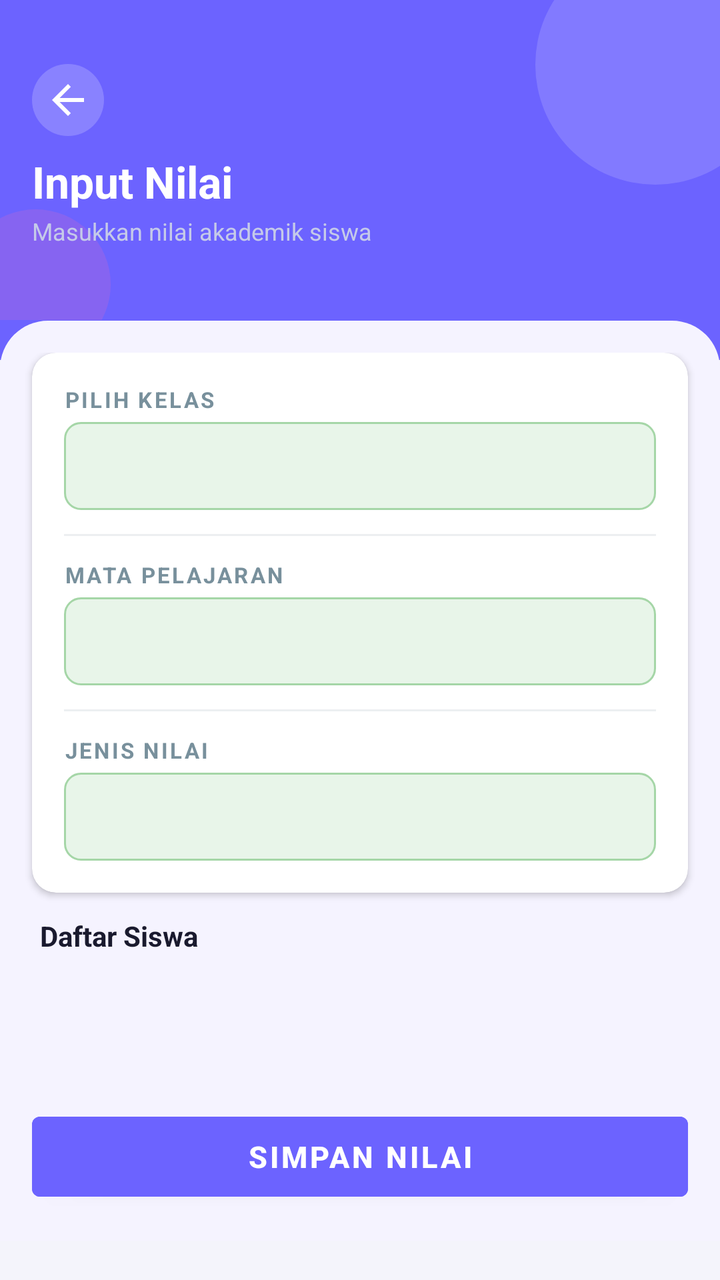
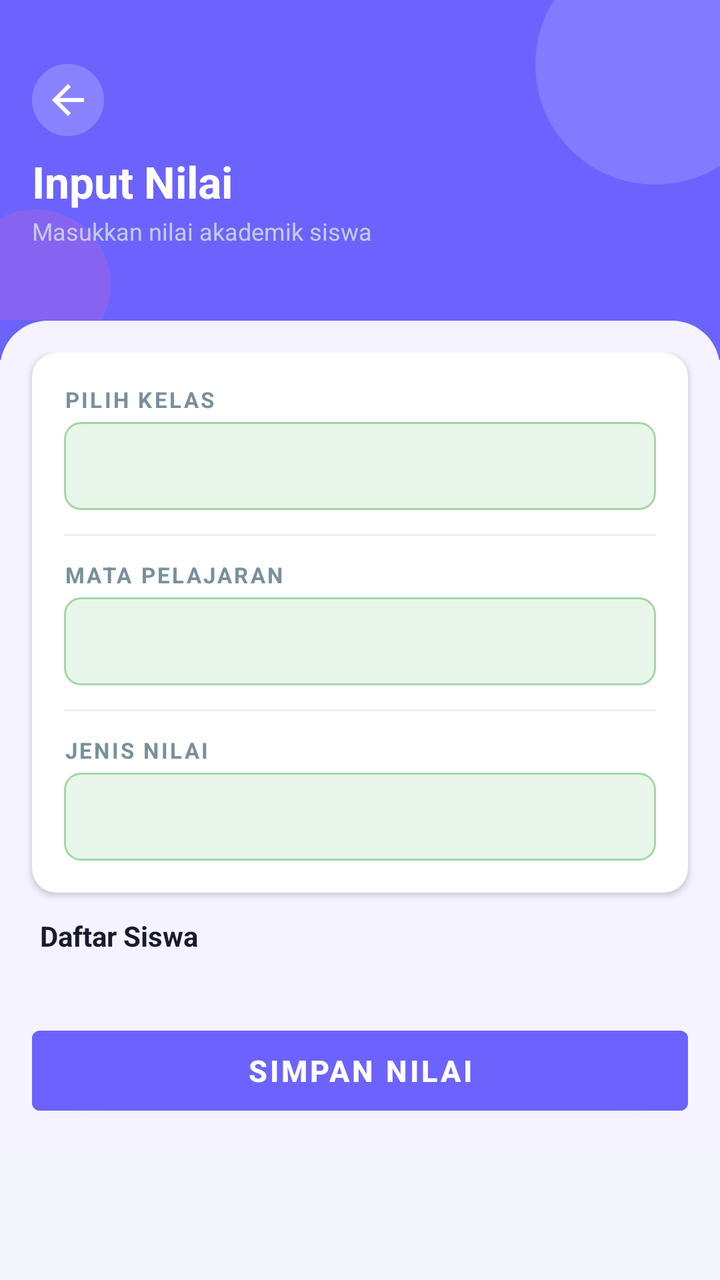

The first picture is an Android layout as it rendered before a commit; the second is the same layout after the commit. The layout source and the unified diff follow.
<!-- AndroidManifest.xml: application theme Theme.Elearning_SD_Negeri_Sukorame_1 -->
<!-- res/layout/fragment_guru_input_nilai.xml -->
<?xml version="1.0" encoding="utf-8"?>
<LinearLayout xmlns:android="http://schemas.android.com/apk/res/android"
    xmlns:app="http://schemas.android.com/apk/res-auto"
    android:layout_width="match_parent"
    android:layout_height="match_parent"
    android:orientation="vertical"
    android:background="@color/bg_light">

    <FrameLayout
        android:layout_width="match_parent"
        android:layout_height="160dp"
        android:background="@color/primary_purple">

        <View
            android:layout_width="120dp"
            android:layout_height="120dp"
            android:layout_gravity="top|end"
            android:layout_marginTop="-28dp"
            android:layout_marginEnd="-28dp"
            android:background="@drawable/bg_circle_light_blue"
            android:alpha="0.15"/>

        <View
            android:layout_width="75dp"
            android:layout_height="75dp"
            android:layout_gravity="bottom|start"
            android:layout_marginStart="-20dp"
            android:layout_marginBottom="-20dp"
            android:background="@drawable/bg_circle_pink"
            android:alpha="0.18"/>

        <LinearLayout
            android:layout_width="match_parent"
            android:layout_height="match_parent"
            android:orientation="vertical"
            android:gravity="center_vertical"
            android:paddingStart="16dp"
            android:paddingEnd="24dp"
            android:paddingTop="16dp"
            android:paddingBottom="20dp">

            <ImageButton
                android:id="@+id/btnBack"
                android:layout_width="36dp"
                android:layout_height="36dp"
                android:src="@drawable/ic_back"
                android:background="@drawable/bg_pill_white_alpha"
                android:padding="8dp"
                app:tint="@color/on_header_title"
                android:contentDescription="Kembali"/>

            <TextView
                android:layout_width="wrap_content"
                android:layout_height="wrap_content"
                android:layout_marginTop="8dp"
                android:text="Input Nilai"
                android:textColor="@color/on_header_title"
                android:textSize="22sp"
                android:textStyle="bold"
                android:fontFamily="sans-serif-rounded"/>

            <TextView
                android:layout_width="wrap_content"
                android:layout_height="wrap_content"
                android:layout_marginTop="2dp"
                android:text="Masukkan nilai akademik siswa"
                android:textColor="@color/admin_header_chip"
                android:textSize="12sp"
                android:fontFamily="sans-serif-rounded"/>

        </LinearLayout>
    </FrameLayout>

    <View
        android:layout_width="match_parent"
        android:layout_height="20dp"
        android:background="@color/primary_purple"/>

    <LinearLayout
        android:layout_width="match_parent"
        android:layout_height="0dp"
        android:layout_weight="1"
        android:orientation="vertical"
        android:background="@drawable/bg_body_rounded_top"
        android:layout_marginTop="-20dp"
        android:paddingTop="16dp">

        <androidx.cardview.widget.CardView
            android:layout_width="match_parent"
            android:layout_height="wrap_content"
            android:layout_marginHorizontal="16dp"
            android:layout_marginBottom="12dp"
            app:cardCornerRadius="12dp"
            app:cardElevation="2dp"
            app:cardBackgroundColor="@color/card_bg">

            <LinearLayout
                android:layout_width="match_parent"
                android:layout_height="wrap_content"
                android:orientation="vertical"
                android:padding="16dp">

                <TextView
                    android:id="@+id/labelKelas"
                    android:layout_width="wrap_content"
                    android:layout_height="wrap_content"
                    android:text="PILIH KELAS"
                    android:textColor="@color/item_secondary_text"
                    android:textSize="11sp"
                    android:letterSpacing="0.1"
                    android:textStyle="bold" />

                <Spinner
                    android:id="@+id/spinnerKelas"
                    android:layout_width="match_parent"
                    android:layout_height="44dp"
                    android:layout_marginTop="4dp"
                    android:background="@drawable/bg_spinner_status"
                    android:paddingStart="8dp" />

                <View
                    android:id="@+id/dividerKelas"
                    android:layout_width="match_parent"
                    android:layout_height="1dp"
                    android:layout_marginTop="12dp"
                    android:layout_marginBottom="12dp"
                    android:background="@color/stat_box_bg" />

                <TextView
                    android:layout_width="wrap_content"
                    android:layout_height="wrap_content"
                    android:text="MATA PELAJARAN"
                    android:textColor="@color/item_secondary_text"
                    android:textSize="11sp"
                    android:letterSpacing="0.1"
                    android:textStyle="bold" />

                <Spinner
                    android:id="@+id/spinnerMapel"
                    android:layout_width="match_parent"
                    android:layout_height="44dp"
                    android:layout_marginTop="4dp"
                    android:background="@drawable/bg_spinner_status"
                    android:paddingStart="8dp" />

                <View
                    android:layout_width="match_parent"
                    android:layout_height="1dp"
                    android:layout_marginTop="12dp"
                    android:layout_marginBottom="12dp"
                    android:background="@color/stat_box_bg" />

                <TextView
                    android:layout_width="wrap_content"
                    android:layout_height="wrap_content"
                    android:text="JENIS NILAI"
                    android:textColor="@color/item_secondary_text"
                    android:textSize="11sp"
                    android:letterSpacing="0.1"
                    android:textStyle="bold" />

                <Spinner
                    android:id="@+id/spinnerJenisNilai"
                    android:layout_width="match_parent"
                    android:layout_height="44dp"
                    android:layout_marginTop="4dp"
                    android:background="@drawable/bg_spinner_status"
                    android:paddingStart="8dp" />
            </LinearLayout>
        </androidx.cardview.widget.CardView>

        <TextView
            android:layout_width="wrap_content"
            android:layout_height="wrap_content"
            android:layout_marginStart="20dp"
            android:layout_marginBottom="8dp"
            android:text="Daftar Siswa"
            android:textColor="@color/text_dark"
            android:textSize="14sp"
            android:textStyle="bold"
            android:fontFamily="sans-serif-rounded" />

        <androidx.recyclerview.widget.RecyclerView
            android:id="@+id/rvInputNilai"
            android:layout_width="match_parent"
            android:layout_height="0dp"
            android:layout_weight="1"
            android:clipToPadding="false"
            android:paddingHorizontal="16dp"
            android:paddingBottom="8dp" />

        <Button
            android:id="@+id/btnSimpanNilai"
            android:layout_width="match_parent"
            android:layout_height="52dp"
            android:layout_margin="16dp"
            android:backgroundTint="@color/primary_purple"
            android:text="Simpan Nilai"
            android:textColor="@color/on_header_title"
            android:textSize="15sp"
            android:textStyle="bold" />

    </LinearLayout>
</LinearLayout>
<!-- resources referenced by this layout -->
<resources>
  <color name="admin_header_chip">#C5CAE9</color>
  <color name="bg_light">#F4F4FB</color>
  <color name="card_bg">#FFFFFF</color>
  <color name="item_secondary_text">#78909C</color>
  <color name="on_header_title">#FFFFFF</color>
  <color name="primary_purple">#6C63FF</color>
  <color name="stat_box_bg">#ECEFF1</color>
  <color name="text_dark">#1A1A2E</color>
  <!-- drawable bg_body_rounded_top (drawable) -->
  <?xml version="1.0" encoding="utf-8"?>
  <shape xmlns:android="http://schemas.android.com/apk/res/android"
      android:shape="rectangle">
      <solid android:color="#F5F3FF"/>
      <corners
          android:topLeftRadius="24dp"
          android:topRightRadius="24dp"/>
  </shape>
  <!-- drawable bg_circle_light_blue (drawable) -->
  <?xml version="1.0" encoding="utf-8"?>
  <shape xmlns:android="http://schemas.android.com/apk/res/android"
      android:shape="oval">
      <solid android:color="#FFFFFF" />
  </shape>
  <!-- drawable bg_circle_pink (drawable) -->
  <?xml version="1.0" encoding="utf-8"?>
  <shape xmlns:android="http://schemas.android.com/apk/res/android"
      android:shape="oval">
      <solid android:color="#FF6EB4" />
  </shape>
  <!-- drawable bg_pill_white_alpha (drawable) -->
  <?xml version="1.0" encoding="utf-8"?>
  <shape xmlns:android="http://schemas.android.com/apk/res/android"
      android:shape="rectangle">
      <solid android:color="#33FFFFFF" />
      <corners android:radius="20dp" />
  </shape>
  <!-- drawable bg_spinner_status (drawable) -->
  <?xml version="1.0" encoding="utf-8"?>
  <shape xmlns:android="http://schemas.android.com/apk/res/android"
      android:shape="rectangle">
      <solid android:color="#E8F5E9" />
      <stroke
          android:width="1dp"
          android:color="#A5D6A7" />
      <corners android:radius="8dp" />
  </shape>
  <!-- drawable ic_back (drawable) -->
  <vector xmlns:android="http://schemas.android.com/apk/res/android"
      android:width="24dp"
      android:height="24dp"
      android:viewportWidth="24"
      android:viewportHeight="24">
    <path
        android:fillColor="#FF000000"
        android:pathData="M20,11H7.83l5.59,-5.59L12,4l-8,8 8,8 1.41,-1.41L7.83,13H20V11z"/>
  </vector>
  <style name="Theme.Elearning_SD_Negeri_Sukorame_1" parent="Theme.MaterialComponents.DayNight.NoActionBar">
          <item name="colorPrimary">@color/primary_purple</item>
          <item name="colorPrimaryVariant">@color/primary_purple_light</item>
          <item name="colorOnPrimary">@color/white</item>
          <item name="colorSecondary">@color/teal_200</item>
          <item name="colorOnSecondary">@color/black</item>
          <item name="colorSurface">@color/card_bg</item>
          <item name="colorOnSurface">@color/text_dark</item>
          <item name="android:colorBackground">@color/bg_light</item>
          <item name="android:textColorPrimary">@color/text_dark</item>
          <item name="android:textColorSecondary">@color/text_gray</item>
          <item name="android:textColorHint">@color/text_hint</item>
          <item name="android:statusBarColor">@color/bg_light</item>
          <item name="android:navigationBarColor">@color/bg_light</item>
          <item name="android:windowLightStatusBar" tools:targetApi="23">true</item>
          <item name="cardBackgroundColor">@color/card_bg</item>
          <item name="cardCornerRadius">16dp</item>
          <item name="colorControlNormal">@color/text_hint</item>
          <item name="colorControlActivated">@color/primary_purple</item>
          <item name="colorControlHighlight">@color/light_purple</item>
          <item name="android:listDivider">@color/divider_color</item>
      </style>
  <color name="primary_purple_light">#9B94FF</color>
  <color name="white">#FFFFFFFF</color>
  <color name="teal_200">#FF03DAC5</color>
  <color name="black">#FF000000</color>
  <color name="text_gray">#5C5F72</color>
  <color name="text_hint">#9E9EB8</color>
  <color name="light_purple">#E7E6FF</color>
  <color name="divider_color">#DCDCE8</color>
</resources>

<!-- the commit's change to res/layout/fragment_guru_input_nilai.xml (unified diff, before → after) -->
@@ -1,204 +1,208 @@
 <?xml version="1.0" encoding="utf-8"?>
-<LinearLayout xmlns:android="http://schemas.android.com/apk/res/android"
+<androidx.core.widget.NestedScrollView xmlns:android="http://schemas.android.com/apk/res/android"
     xmlns:app="http://schemas.android.com/apk/res-auto"
     android:layout_width="match_parent"
     android:layout_height="match_parent"
-    android:orientation="vertical"
+    android:fillViewport="true"
     android:background="@color/bg_light">
 
-    <FrameLayout
+    <LinearLayout
         android:layout_width="match_parent"
-        android:layout_height="160dp"
-        android:background="@color/primary_purple">
+        android:layout_height="wrap_content"
+        android:orientation="vertical">
+
+        <FrameLayout
+            android:layout_width="match_parent"
+            android:layout_height="160dp"
+            android:background="@color/primary_purple">
+
+            <View
+                android:layout_width="120dp"
+                android:layout_height="120dp"
+                android:layout_gravity="top|end"
+                android:layout_marginTop="-28dp"
+                android:layout_marginEnd="-28dp"
+                android:background="@drawable/bg_circle_light_blue"
+                android:alpha="0.15"/>
+
+            <View
+                android:layout_width="75dp"
+                android:layout_height="75dp"
+                android:layout_gravity="bottom|start"
+                android:layout_marginStart="-20dp"
+                android:layout_marginBottom="-20dp"
+                android:background="@drawable/bg_circle_pink"
+                android:alpha="0.18"/>
+
+            <LinearLayout
+                android:layout_width="match_parent"
+                android:layout_height="match_parent"
+                android:orientation="vertical"
+                android:gravity="center_vertical"
+                android:paddingStart="16dp"
+                android:paddingEnd="24dp"
+                android:paddingTop="16dp"
+                android:paddingBottom="20dp">
+
+                <ImageButton
+                    android:id="@+id/btnBack"
+                    android:layout_width="36dp"
+                    android:layout_height="36dp"
+                    android:src="@drawable/ic_back"
+                    android:background="@drawable/bg_pill_white_alpha"
+                    android:padding="8dp"
+                    app:tint="@color/on_header_title"
+                    android:contentDescription="Kembali"/>
+
+                <TextView
+                    android:layout_width="wrap_content"
+                    android:layout_height="wrap_content"
+                    android:layout_marginTop="8dp"
+                    android:text="Input Nilai"
+                    android:textColor="@color/on_header_title"
+                    android:textSize="22sp"
+                    android:textStyle="bold"
+                    android:fontFamily="sans-serif-rounded"/>
+
+                <TextView
+                    android:layout_width="wrap_content"
+                    android:layout_height="wrap_content"
+                    android:layout_marginTop="2dp"
+                    android:text="Masukkan nilai akademik siswa"
+                    android:textColor="@color/admin_header_chip"
+                    android:textSize="12sp"
+                    android:fontFamily="sans-serif-rounded"/>
+
+            </LinearLayout>
+        </FrameLayout>
 
         <View
-            android:layout_width="120dp"
-            android:layout_height="120dp"
-            android:layout_gravity="top|end"
-            android:layout_marginTop="-28dp"
-            android:layout_marginEnd="-28dp"
-            android:background="@drawable/bg_circle_light_blue"
-            android:alpha="0.15"/>
-
-        <View
-            android:layout_width="75dp"
-            android:layout_height="75dp"
-            android:layout_gravity="bottom|start"
-            android:layout_marginStart="-20dp"
-            android:layout_marginBottom="-20dp"
-            android:background="@drawable/bg_circle_pink"
-            android:alpha="0.18"/>
+            android:layout_width="match_parent"
+            android:layout_height="20dp"
+            android:background="@color/primary_purple"/>
 
         <LinearLayout
             android:layout_width="match_parent"
-            android:layout_height="match_parent"
+            android:layout_height="wrap_content"
             android:orientation="vertical"
-            android:gravity="center_vertical"
-            android:paddingStart="16dp"
-            android:paddingEnd="24dp"
-            android:paddingTop="16dp"
-            android:paddingBottom="20dp">
-
-            <ImageButton
-                android:id="@+id/btnBack"
-                android:layout_width="36dp"
-                android:layout_height="36dp"
-                android:src="@drawable/ic_back"
-                android:background="@drawable/bg_pill_white_alpha"
-                android:padding="8dp"
-                app:tint="@color/on_header_title"
-                android:contentDescription="Kembali"/>
+            android:background="@drawable/bg_body_rounded_top"
+            android:layout_marginTop="-20dp"
+            android:paddingTop="16dp">
+
+            <androidx.cardview.widget.CardView
+                android:layout_width="match_parent"
+                android:layout_height="wrap_content"
+                android:layout_marginHorizontal="16dp"
+                android:layout_marginBottom="12dp"
+                app:cardCornerRadius="12dp"
+                app:cardElevation="2dp"
+                app:cardBackgroundColor="@color/card_bg">
+
+                <LinearLayout
+                    android:layout_width="match_parent"
+                    android:layout_height="wrap_content"
+                    android:orientation="vertical"
+                    android:padding="16dp">
+
+                    <TextView
+                        android:id="@+id/labelKelas"
+                        android:layout_width="wrap_content"
+                        android:layout_height="wrap_content"
+                        android:text="PILIH KELAS"
+                        android:textColor="@color/item_secondary_text"
+                        android:textSize="11sp"
+                        android:letterSpacing="0.1"
+                        android:textStyle="bold" />
+
+                    <Spinner
+                        android:id="@+id/spinnerKelas"
+                        android:layout_width="match_parent"
+                        android:layout_height="44dp"
+                        android:layout_marginTop="4dp"
+                        android:background="@drawable/bg_spinner_status"
+                        android:paddingStart="8dp" />
+
+                    <View
+                        android:id="@+id/dividerKelas"
+                        android:layout_width="match_parent"
+                        android:layout_height="1dp"
+                        android:layout_marginTop="12dp"
+                        android:layout_marginBottom="12dp"
+                        android:background="@color/stat_box_bg" />
+
+                    <TextView
+                        android:layout_width="wrap_content"
+                        android:layout_height="wrap_content"
+                        android:text="MATA PELAJARAN"
+                        android:textColor="@color/item_secondary_text"
+                        android:textSize="11sp"
+                        android:letterSpacing="0.1"
+                        android:textStyle="bold" />
+
+                    <Spinner
+                        android:id="@+id/spinnerMapel"
+                        android:layout_width="match_parent"
+                        android:layout_height="44dp"
+                        android:layout_marginTop="4dp"
+                        android:background="@drawable/bg_spinner_status"
+                        android:paddingStart="8dp" />
+
+                    <View
+                        android:layout_width="match_parent"
+                        android:layout_height="1dp"
+                        android:layout_marginTop="12dp"
+                        android:layout_marginBottom="12dp"
+                        android:background="@color/stat_box_bg" />
+
+                    <TextView
+                        android:layout_width="wrap_content"
+                        android:layout_height="wrap_content"
+                        android:text="JENIS NILAI"
+                        android:textColor="@color/item_secondary_text"
+                        android:textSize="11sp"
+                        android:letterSpacing="0.1"
+                        android:textStyle="bold" />
+
+                    <Spinner
+                        android:id="@+id/spinnerJenisNilai"
+                        android:layout_width="match_parent"
+                        android:layout_height="44dp"
+                        android:layout_marginTop="4dp"
+                        android:background="@drawable/bg_spinner_status"
+                        android:paddingStart="8dp" />
+                </LinearLayout>
+            </androidx.cardview.widget.CardView>
 
             <TextView
                 android:layout_width="wrap_content"
                 android:layout_height="wrap_content"
-                android:layout_marginTop="8dp"
-                android:text="Input Nilai"
+                android:layout_marginStart="20dp"
+                android:layout_marginBottom="8dp"
+                android:text="Daftar Siswa"
+                android:textColor="@color/text_dark"
+                android:textSize="14sp"
+                android:textStyle="bold"
+                android:fontFamily="sans-serif-rounded" />
+
+            <androidx.recyclerview.widget.RecyclerView
+                android:id="@+id/rvInputNilai"
+                android:layout_width="match_parent"
+                android:layout_height="wrap_content"
+                android:nestedScrollingEnabled="false"
+                android:clipToPadding="false"
+                android:paddingHorizontal="16dp"
+                android:paddingBottom="8dp" />
+
+            <Button
+                android:id="@+id/btnSimpanNilai"
+                android:layout_width="match_parent"
+                android:layout_height="52dp"
+                android:layout_margin="16dp"
+                android:backgroundTint="@color/primary_purple"
+                android:text="Simpan Nilai"
                 android:textColor="@color/on_header_title"
-                android:textSize="22sp"
-                android:textStyle="bold"
-                android:fontFamily="sans-serif-rounded"/>
-
-            <TextView
-                android:layout_width="wrap_content"
-                android:layout_height="wrap_content"
-                android:layout_marginTop="2dp"
-                android:text="Masukkan nilai akademik siswa"
-                android:textColor="@color/admin_header_chip"
-                android:textSize="12sp"
-                android:fontFamily="sans-serif-rounded"/>
-
+                android:textSize="15sp"
+                android:textStyle="bold" />
         </LinearLayout>
-    </FrameLayout>
-
-    <View
-        android:layout_width="match_parent"
-        android:layout_height="20dp"
-        android:background="@color/primary_purple"/>
-
-    <LinearLayout
-        android:layout_width="match_parent"
-        android:layout_height="0dp"
-        android:layout_weight="1"
-        android:orientation="vertical"
-        android:background="@drawable/bg_body_rounded_top"
-        android:layout_marginTop="-20dp"
-        android:paddingTop="16dp">
-
-        <androidx.cardview.widget.CardView
-            android:layout_width="match_parent"
-            android:layout_height="wrap_content"
-            android:layout_marginHorizontal="16dp"
-            android:layout_marginBottom="12dp"
-            app:cardCornerRadius="12dp"
-            app:cardElevation="2dp"
-            app:cardBackgroundColor="@color/card_bg">
-
-            <LinearLayout
-                android:layout_width="match_parent"
-                android:layout_height="wrap_content"
-                android:orientation="vertical"
-                android:padding="16dp">
-
-                <TextView
-                    android:id="@+id/labelKelas"
-                    android:layout_width="wrap_content"
-                    android:layout_height="wrap_content"
-                    android:text="PILIH KELAS"
-                    android:textColor="@color/item_secondary_text"
-                    android:textSize="11sp"
-                    android:letterSpacing="0.1"
-                    android:textStyle="bold" />
-
-                <Spinner
-                    android:id="@+id/spinnerKelas"
-                    android:layout_width="match_parent"
-                    android:layout_height="44dp"
-                    android:layout_marginTop="4dp"
-                    android:background="@drawable/bg_spinner_status"
-                    android:paddingStart="8dp" />
-
-                <View
-                    android:id="@+id/dividerKelas"
-                    android:layout_width="match_parent"
-                    android:layout_height="1dp"
-                    android:layout_marginTop="12dp"
-                    android:layout_marginBottom="12dp"
-                    android:background="@color/stat_box_bg" />
-
-                <TextView
-                    android:layout_width="wrap_content"
-                    android:layout_height="wrap_content"
-                    android:text="MATA PELAJARAN"
-                    android:textColor="@color/item_secondary_text"
-                    android:textSize="11sp"
-                    android:letterSpacing="0.1"
-                    android:textStyle="bold" />
-
-                <Spinner
-                    android:id="@+id/spinnerMapel"
-                    android:layout_width="match_parent"
-                    android:layout_height="44dp"
-                    android:layout_marginTop="4dp"
-                    android:background="@drawable/bg_spinner_status"
-                    android:paddingStart="8dp" />
-
-                <View
-                    android:layout_width="match_parent"
-                    android:layout_height="1dp"
-                    android:layout_marginTop="12dp"
-                    android:layout_marginBottom="12dp"
-                    android:background="@color/stat_box_bg" />
-
-                <TextView
-                    android:layout_width="wrap_content"
-                    android:layout_height="wrap_content"
-                    android:text="JENIS NILAI"
-                    android:textColor="@color/item_secondary_text"
-                    android:textSize="11sp"
-                    android:letterSpacing="0.1"
-                    android:textStyle="bold" />
-
-                <Spinner
-                    android:id="@+id/spinnerJenisNilai"
-                    android:layout_width="match_parent"
-                    android:layout_height="44dp"
-                    android:layout_marginTop="4dp"
-                    android:background="@drawable/bg_spinner_status"
-                    android:paddingStart="8dp" />
-            </LinearLayout>
-        </androidx.cardview.widget.CardView>
-
-        <TextView
-            android:layout_width="wrap_content"
-            android:layout_height="wrap_content"
-            android:layout_marginStart="20dp"
-            android:layout_marginBottom="8dp"
-            android:text="Daftar Siswa"
-            android:textColor="@color/text_dark"
-            android:textSize="14sp"
-            android:textStyle="bold"
-            android:fontFamily="sans-serif-rounded" />
-
-        <androidx.recyclerview.widget.RecyclerView
-            android:id="@+id/rvInputNilai"
-            android:layout_width="match_parent"
-            android:layout_height="0dp"
-            android:layout_weight="1"
-            android:clipToPadding="false"
-            android:paddingHorizontal="16dp"
-            android:paddingBottom="8dp" />
-
-        <Button
-            android:id="@+id/btnSimpanNilai"
-            android:layout_width="match_parent"
-            android:layout_height="52dp"
-            android:layout_margin="16dp"
-            android:backgroundTint="@color/primary_purple"
-            android:text="Simpan Nilai"
-            android:textColor="@color/on_header_title"
-            android:textSize="15sp"
-            android:textStyle="bold" />
-
     </LinearLayout>
-</LinearLayout>
+</androidx.core.widget.NestedScrollView>
